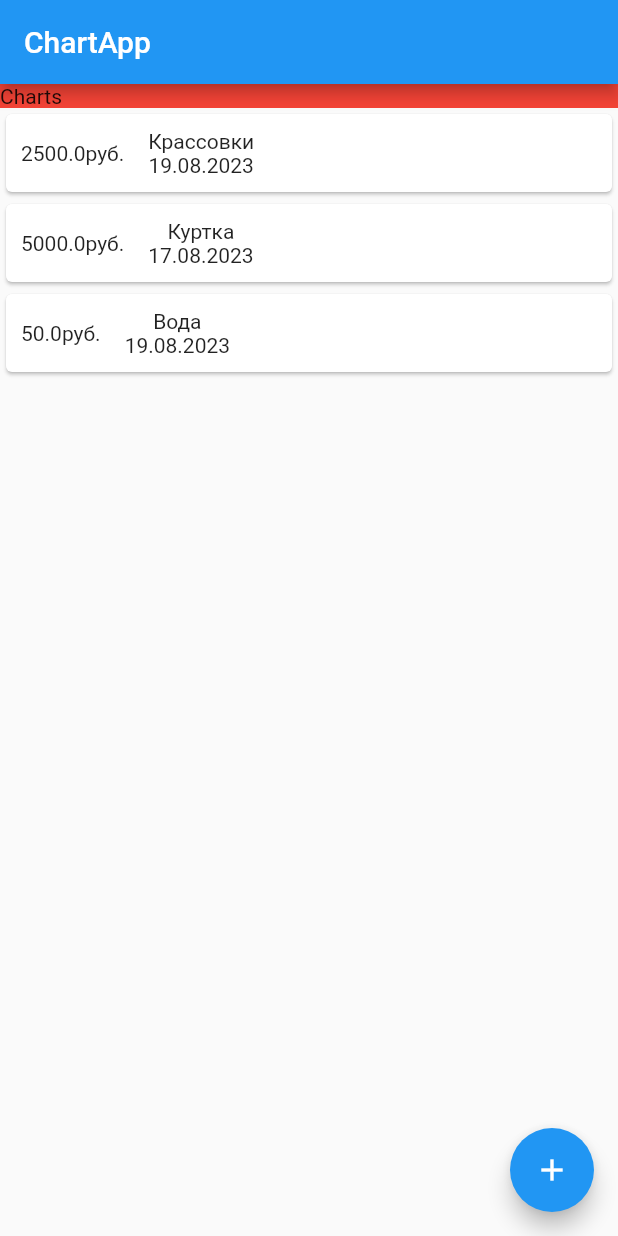
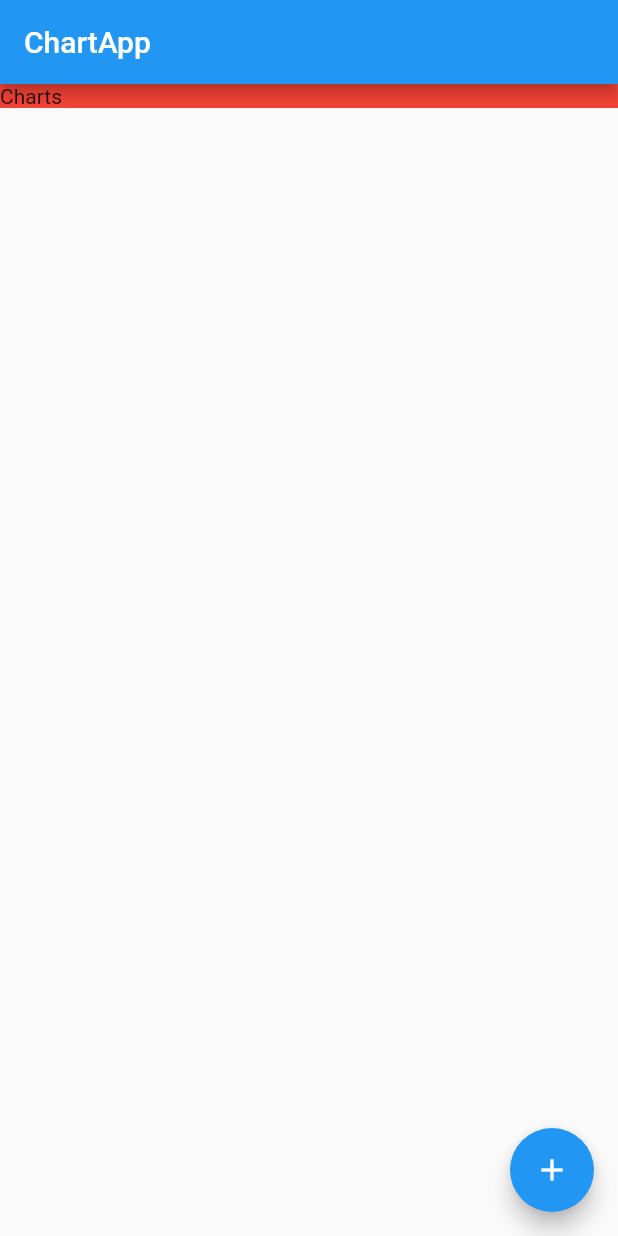
Before and after one commit to Zailabidin/chart_lesson, a Flutter app: the screen it shows after launch, on a phone screen of 412 x 824 dp. Run offline on Flutter 3.47's test engine with Material 2 defaults, Android fonts, the phone set to English and light mode, and no system bars.

Commit message:
Cart_App

```diff
--- a/lib/main.dart
+++ b/lib/main.dart
@@ -1,4 +1,4 @@
-import 'package:chart_lesson/transaction.dart';
+import 'package:chart_lesson/Models/transaction.dart';
 import 'package:flutter/material.dart';
 
 void main() {
@@ -38,38 +38,6 @@ class _MyHomePageState extends State<MyHomePage> {
             color: Colors.red,
             child: Text("Charts"),
           ),
-          Column(
-            children: [
-              Transaction(name: "Крассовки", count: 2500, date: "19.08.2023"),
-              Transaction(name: "Куртка", count: 5000, date: "17.08.2023"),
-              Transaction(name: "Вода", count: 50, date: "19.08.2023"),
-            ]
-                .map(
-                  (transaction) => Card(
-                    child: Padding(
-                      padding: const EdgeInsets.all(10.0),
-                      child: Row(
-                        children: [
-                          Container(
-                            child: Text(
-                              transaction.count.toString() + "руб.",
-                              textAlign: TextAlign.center,
-                            ),
-                          ),
-                          VerticalDivider(),
-                          Column(
-                            children: [
-                              Text(transaction.name),
-                              Text(transaction.date),
-                            ],
-                          )
-                        ],
-                      ),
-                    ),
-                  ),
-                )
-                .toList(),
-          ),
         ],
       ),
       floatingActionButton: FloatingActionButton(
--- a/lib/transaction.dart
+++ /dev/null
@@ -1,16 +0,0 @@
-class Transaction {
-  late int id;
-  String name;
-  double count;
-  String date;
-
-  static int allID = 0;
-
-  Transaction({
-    required this.name,
-    required this.count,
-    required this.date,
-  }) {
-    id = allID++;
-  }
-}
```
Also changed, not shown: lib/Models/transaction.dart (added, +31 -0 lines), lib/Widgets/tranactions_list.dart (added, +78 -0 lines).
